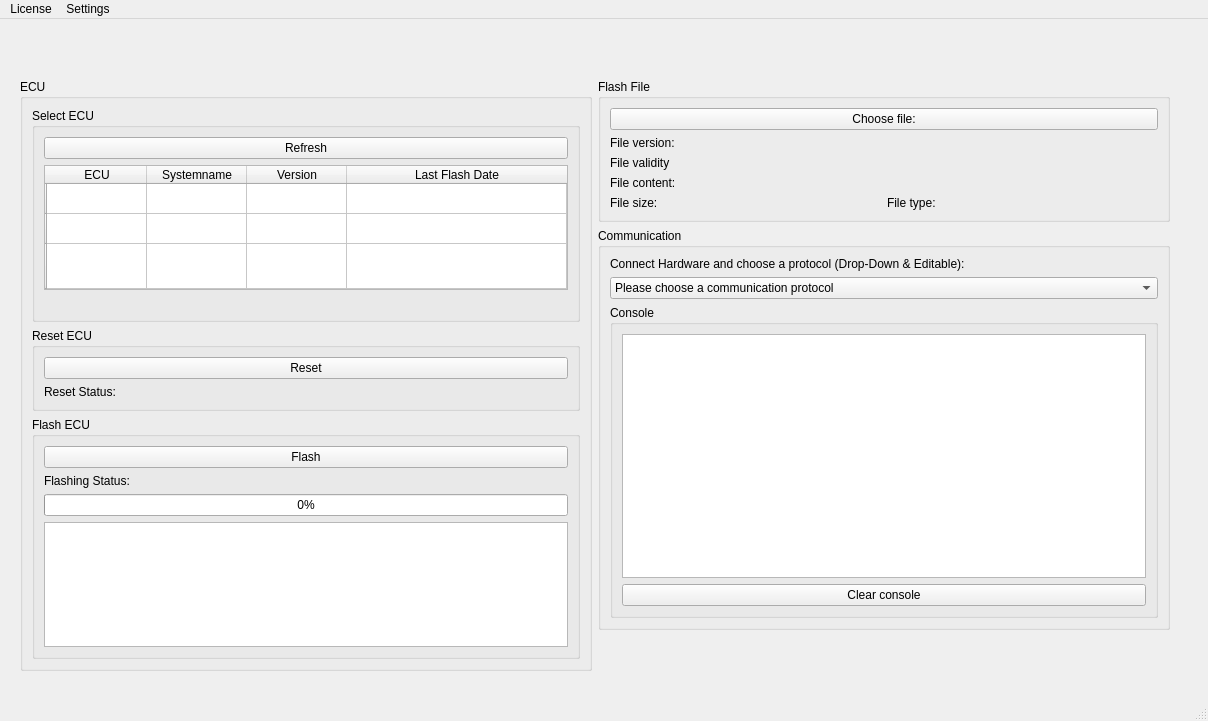
The window that WINDOWS_GUI/mainwindow.ui (amosproj/amos2024ss07-updating-flash-boot-loader) describes before a commit, drawn with Qt 5.
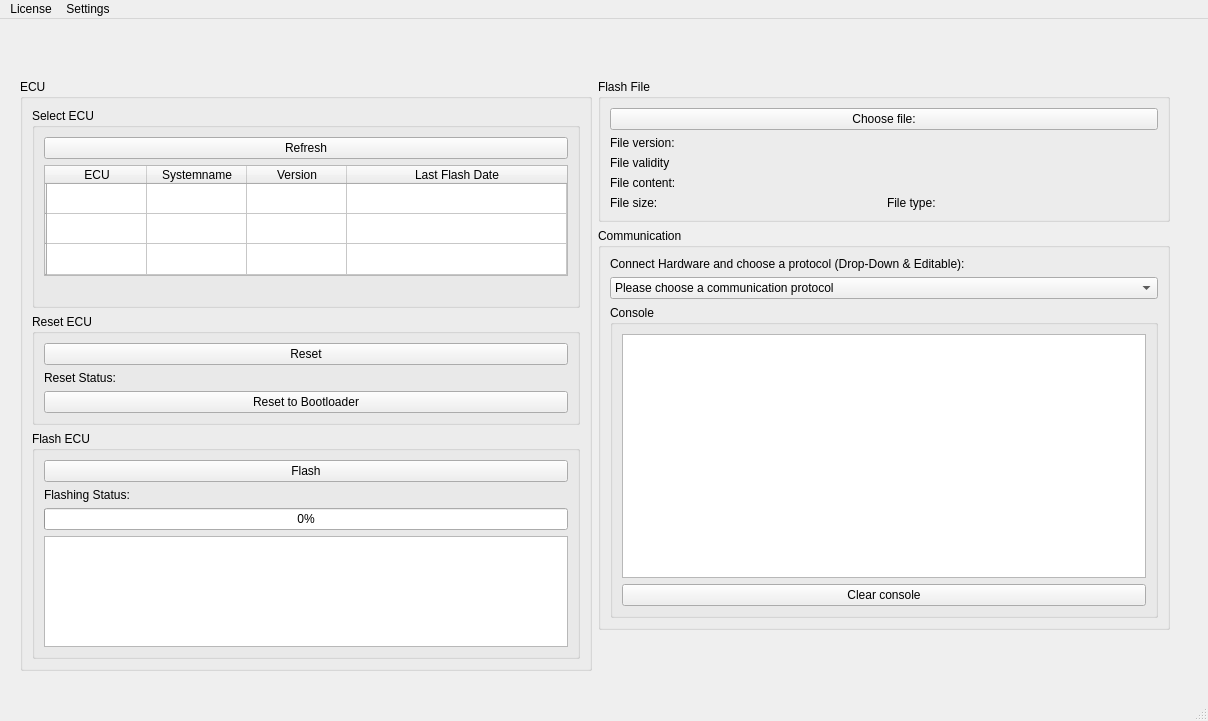
The same window after the commit.

Commit message: #133 reset from ASW to Bootloader

Patch:
```diff
--- a/WINDOWS_GUI/mainwindow.ui
+++ b/WINDOWS_GUI/mainwindow.ui
@@ -152,6 +152,13 @@
                </property>
               </widget>
              </item>
+             <item>
+              <widget class="QPushButton" name="button_reset_bootloader">
+               <property name="text">
+                <string>Reset to Bootloader</string>
+               </property>
+              </widget>
+             </item>
             </layout>
            </widget>
           </item>
```
The commit also changes 9 other files.
